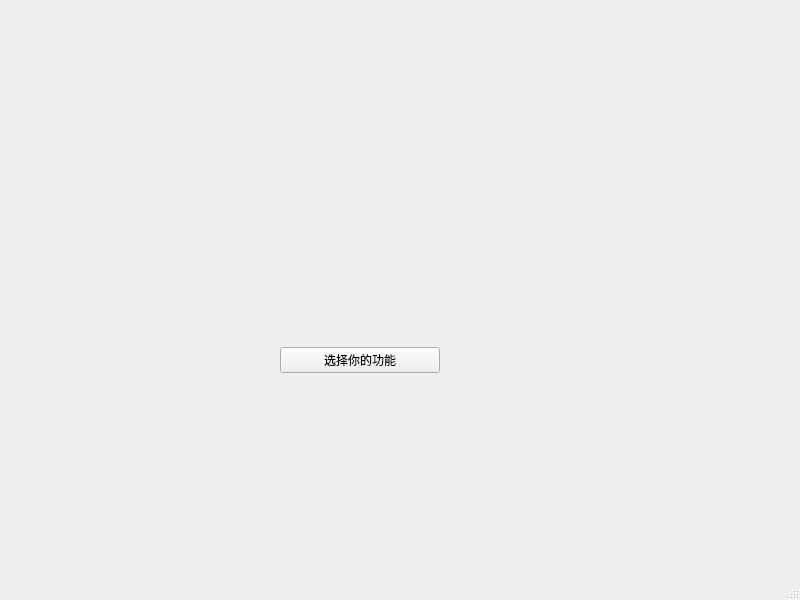
Old version of the form mainwindow.ui in the repository Tiankui-star/RSARSA.
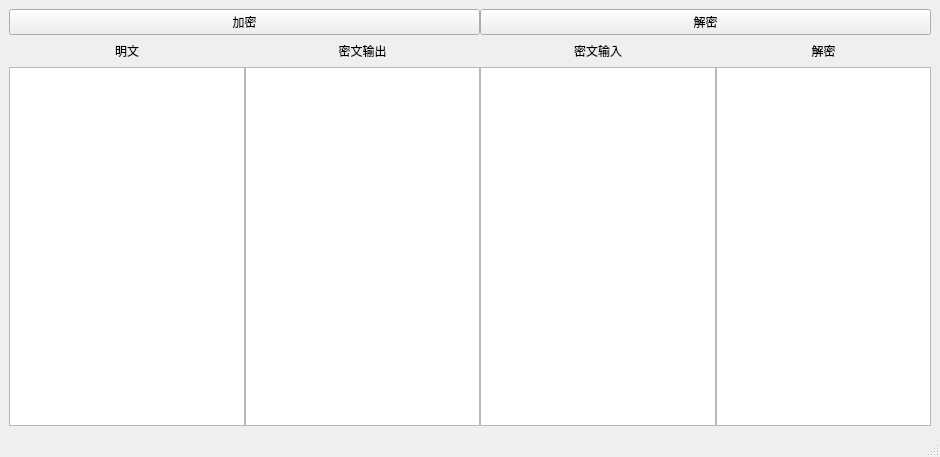
New version of the form.

What changed in the file:
```diff
--- a/mainwindow.ui
+++ b/mainwindow.ui
@@ -6,33 +6,83 @@
    <rect>
     <x>0</x>
     <y>0</y>
-    <width>800</width>
-    <height>600</height>
+    <width>940</width>
+    <height>457</height>
    </rect>
   </property>
   <property name="windowTitle">
    <string>MainWindow</string>
   </property>
   <widget class="QWidget" name="centralwidget">
-   <widget class="QWidget" name="verticalLayoutWidget">
-    <property name="geometry">
-     <rect>
-      <x>280</x>
-      <y>300</y>
-      <width>160</width>
-      <height>121</height>
-     </rect>
-    </property>
-    <layout class="QVBoxLayout" name="verticalLayout">
-     <item>
-      <widget class="QPushButton" name="pushButton">
-       <property name="text">
-        <string>选择你的功能</string>
-       </property>
-      </widget>
-     </item>
-    </layout>
-   </widget>
+   <layout class="QHBoxLayout" name="horizontalLayout">
+    <item>
+     <layout class="QGridLayout" name="gridLayout" columnstretch="0,0,0,0,0" columnminimumwidth="0,0,0,0,0">
+      <property name="sizeConstraint">
+       <enum>QLayout::SizeConstraint::SetNoConstraint</enum>
+      </property>
+      <property name="horizontalSpacing">
+       <number>0</number>
+      </property>
+      <property name="verticalSpacing">
+       <number>7</number>
+      </property>
+      <item row="1" column="0">
+       <widget class="QLabel" name="label_2">
+        <property name="text">
+         <string>&lt;html&gt;&lt;head/&gt;&lt;body&gt;&lt;p align=&quot;center&quot;&gt;    明文&lt;/p&gt;&lt;/body&gt;&lt;/html&gt;</string>
+        </property>
+       </widget>
+      </item>
+      <item row="1" column="2">
+       <widget class="QLabel" name="label_4">
+        <property name="text">
+         <string>&lt;html&gt;&lt;head/&gt;&lt;body&gt;&lt;p align=&quot;center&quot;&gt;密文输入&lt;/p&gt;&lt;/body&gt;&lt;/html&gt;</string>
+        </property>
+       </widget>
+      </item>
+      <item row="1" column="3" colspan="2">
+       <widget class="QLabel" name="label">
+        <property name="text">
+         <string>&lt;html&gt;&lt;head/&gt;&lt;body&gt;&lt;p align=&quot;center&quot;&gt;解密&lt;/p&gt;&lt;/body&gt;&lt;/html&gt;</string>
+        </property>
+       </widget>
+      </item>
+      <item row="2" column="3" colspan="2">
+       <widget class="QPlainTextEdit" name="plainTextEdit"/>
+      </item>
+      <item row="2" column="1">
+       <widget class="QPlainTextEdit" name="textEdit_output"/>
+      </item>
+      <item row="2" column="0">
+       <widget class="QPlainTextEdit" name="textEdit_input"/>
+      </item>
+      <item row="0" column="2" colspan="3">
+       <widget class="QPushButton" name="pushButton_decrypt">
+        <property name="text">
+         <string>解密</string>
+        </property>
+       </widget>
+      </item>
+      <item row="2" column="2">
+       <widget class="QPlainTextEdit" name="inputText"/>
+      </item>
+      <item row="1" column="1">
+       <widget class="QLabel" name="label_3">
+        <property name="text">
+         <string>&lt;html&gt;&lt;head/&gt;&lt;body&gt;&lt;p align=&quot;center&quot;&gt;密文输出&lt;/p&gt;&lt;/body&gt;&lt;/html&gt;</string>
+        </property>
+       </widget>
+      </item>
+      <item row="0" column="0" colspan="2">
+       <widget class="QPushButton" name="pushButton_encrypt">
+        <property name="text">
+         <string>加密</string>
+        </property>
+       </widget>
+      </item>
+     </layout>
+    </item>
+   </layout>
   </widget>
   <widget class="QMenuBar" name="menubar">
    <property name="geometry">
```
Left out of the diff: 10 changed lines with no effect on the pictures.
